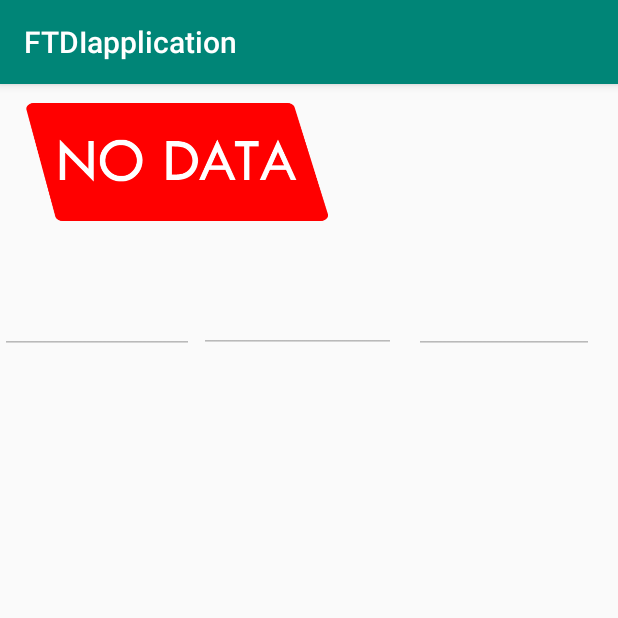
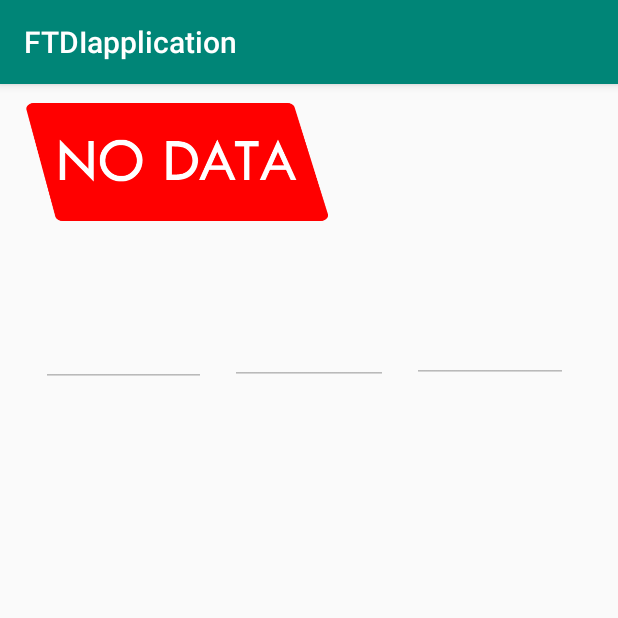
Before and after one commit to Thejackalphantom/PinPoint, an Android app: the screen it shows after launch (MainActivity), on a phone screen of 412 x 824 dp, the top half of it. Run offline under Robolectric (Android 15) with nearby library versions, the phone set to English and light mode, and no system bars; libraries missing offline, so code that uses them is left out: com.hoho.android; 2 statements that could not run were skipped.

Commit message:
Started work on proper buffer

```diff
--- a/FTDIapplication/app/src/main/java/com/example/ftdiapplication/MainActivity.java
+++ b/FTDIapplication/app/src/main/java/com/example/ftdiapplication/MainActivity.java
@@ -28,8 +28,10 @@ public class MainActivity extends AppCompatActivity implements USBSerialListener
     Handler Handler;
     //Class that will run all the data processing code
     Runnable ConnectionChecker;
-    //Byte-array that contains the recieved data from the FTDI chip
-    byte[] data;
+    //String that contains the recieved data from the FTDI chip
+    String data;
+    //Boolean to check connection
+    Boolean connected;
 
     @Override
     protected void onCreate(Bundle savedInstanceState) {
@@ -50,25 +52,32 @@ public class MainActivity extends AppCompatActivity implements USBSerialListener
         hisText.setEnabled(false);
         yesData.setEnabled(false);
         noData.setEnabled(false);
+        //Create empty string for data
+        data = "";
+        //Set connected to false by default
+        connected = false;
         //Set a handler and runnable up to execute the connection checking code
         Handler = new Handler();
         ConnectionChecker = new Runnable()
         {
             public void run()
             {
-            if (data != null) {
+            if (connected == true) {
                 //Set the recieving data icon to visible
                 yesData.setVisibility(View.VISIBLE);
                 //Set no data recieved icon to invisible
                 noData.setVisibility(View.INVISIBLE);
+                //Check given data
+                dataCheck(data);
+                //Clear the string once finished writing to the app
             } else {
                 //Set no data recieved icon to visible
                 noData.setVisibility(View.VISIBLE);
                 //Set the recieving data icon to invisible
                 yesData.setVisibility(View.INVISIBLE);
             }
-            //Set data to null for connection check
-            data = null;
+            //Reset connected for proper connection check
+            connected = false;
             Handler.postDelayed(ConnectionChecker, 200);
             }
         };
@@ -77,23 +86,34 @@ public class MainActivity extends AppCompatActivity implements USBSerialListener
 
     @Override
     public void onDataReceived (byte[] incomingData) {
+        //set Connected to true
+        connected = true;
         //Write incomingData to data so that it can be used in other methods
-        data = incomingData;
-        //Convert byte array to string
-        String dataString = Utilities.bytesToString(incomingData);
-        //Check if the string starts with tab02 and ends with /r/n as this was the part of the agreed upon syntax that never changes.
-        if(dataString.startsWith("$tab02"))
-        {
-            writeDataToApp(dataString);
+        data += Utilities.bytesToString(incomingData);
+    }
+
+    public void dataCheck(String recievedData)
+    {
+        //Check incoming data and add to it untill the data recieved is a complete string.
+        //Check if the string's length is or exceeds 21 characters, the length of the expected string
+        if(recievedData.length() == 17 || recievedData.length() > 17) {
+            //Check if the string starts and ends with with the proper protocol
+            if (recievedData.substring(0, 17).startsWith("$tab") || recievedData.substring(0, 17).endsWith("/r/n")){
+                //Now, write the data to the app
+                writeDataToApp(recievedData.substring(0, 17));
+                //TODO: Fix the string not being cleared
+                //Clear the string
+                data = "";
+            }
         }
     }
 
-    public void writeDataToApp (String recievedData)
+    public void writeDataToApp (String checkedData)
     {
         //todo: Data recieved is not always complete
 
         //Split the string into an array so the seperate data can be called easily
-        String[] dataArr = recievedData.split(",");
+        String[] dataArr = checkedData.split(",");
         //These are the different string to be shown
         //Index is often out of bounds due to the entire string not being here all the time.
         String tab = dataArr[0];
--- a/FTDIapplication/app/src/main/java/com/example/ftdiapplication/Utilities.java
+++ b/FTDIapplication/app/src/main/java/com/example/ftdiapplication/Utilities.java
@@ -24,6 +24,6 @@ public class Utilities {
         StringWriter errors = new StringWriter();
         PrintWriter writer = new PrintWriter(errors);
         e.printStackTrace(writer);
-        return errors.toString().replaceAll("\t", "").replaceAll("\n", " | ").replaceAll("\r", "").trim();
+        return errors.toString().trim();
     }
 }
--- a/FTDIapplication/app/src/main/res/layout/activity_main.xml
+++ b/FTDIapplication/app/src/main/res/layout/activity_main.xml
@@ -29,42 +29,57 @@
 
     <EditText
         android:id="@+id/inclination"
-        android:layout_width="129dp"
-        android:layout_height="56dp"
-        android:layout_marginTop="124dp"
+        android:layout_width="110dp"
+        android:layout_height="61dp"
+        android:layout_marginStart="27dp"
+        android:layout_marginLeft="27dp"
+        android:layout_marginTop="48dp"
         android:clickable="false"
+        android:editable="false"
         android:ems="10"
-        android:inputType="textPersonName"
-        android:textAppearance="@style/TextAppearance.AppCompat.Body1"
+        android:enabled="true"
+        android:inputType="none"
+        android:selectAllOnFocus="false"
+        android:singleLine="true"
         app:layout_constraintStart_toStartOf="parent"
-        app:layout_constraintTop_toTopOf="parent" />
+        app:layout_constraintTop_toBottomOf="@+id/noData" />
 
     <EditText
         android:id="@+id/azimuthDegrees"
-        android:layout_width="131dp"
-        android:layout_height="55dp"
-        android:layout_marginTop="124dp"
-        android:layout_marginEnd="148dp"
-        android:layout_marginRight="148dp"
+        android:layout_width="105dp"
+        android:layout_height="60dp"
+        android:layout_marginStart="16dp"
+        android:layout_marginLeft="16dp"
+        android:layout_marginTop="48dp"
         android:clickable="false"
+        android:editable="false"
         android:ems="10"
-        android:inputType="textPersonName"
-        android:textAppearance="@style/TextAppearance.AppCompat.Body1"
-        app:layout_constraintEnd_toEndOf="parent"
-        app:layout_constraintTop_toTopOf="parent" />
+        android:enabled="true"
+        android:inputType="none"
+        android:selectAllOnFocus="false"
+        android:singleLine="true"
+        app:layout_constraintEnd_toStartOf="@+id/heightside"
+        app:layout_constraintStart_toEndOf="@+id/inclination"
+        app:layout_constraintTop_toBottomOf="@+id/noData" />
 
     <EditText
         android:id="@+id/heightside"
-        android:layout_width="120dp"
+        android:layout_width="104dp"
         android:layout_height="56dp"
-        android:layout_marginTop="124dp"
-        android:layout_marginEnd="16dp"
-        android:layout_marginRight="16dp"
+        android:layout_marginStart="16dp"
+        android:layout_marginLeft="16dp"
+        android:layout_marginTop="143dp"
+        android:layout_marginEnd="34dp"
+        android:layout_marginRight="34dp"
         android:clickable="false"
+        android:editable="false"
         android:ems="10"
-        android:inputType="textPersonName"
-        android:textAppearance="@style/TextAppearance.AppCompat.Body1"
+        android:enabled="true"
+        android:inputType="none"
+        android:selectAllOnFocus="false"
+        android:singleLine="true"
         app:layout_constraintEnd_toEndOf="parent"
+        app:layout_constraintStart_toEndOf="@+id/azimuthDegrees"
         app:layout_constraintTop_toTopOf="parent" />
 
 </androidx.constraintlayout.widget.ConstraintLayout>
```
